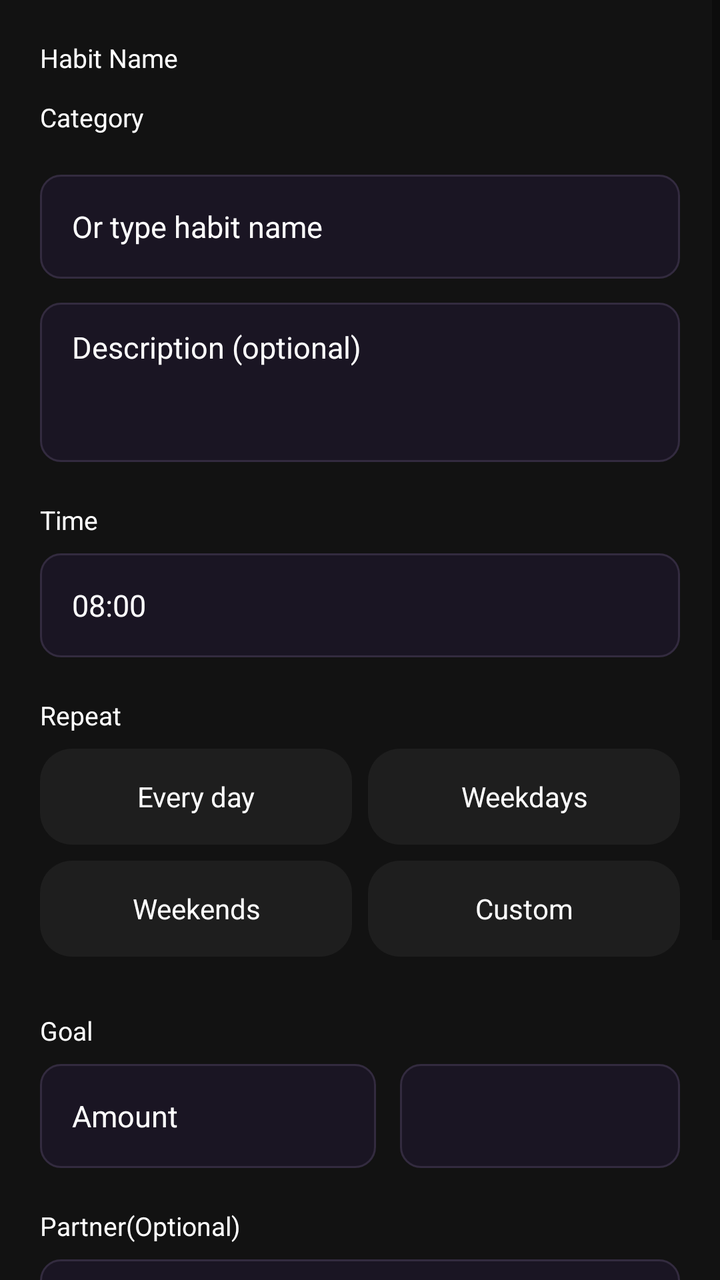
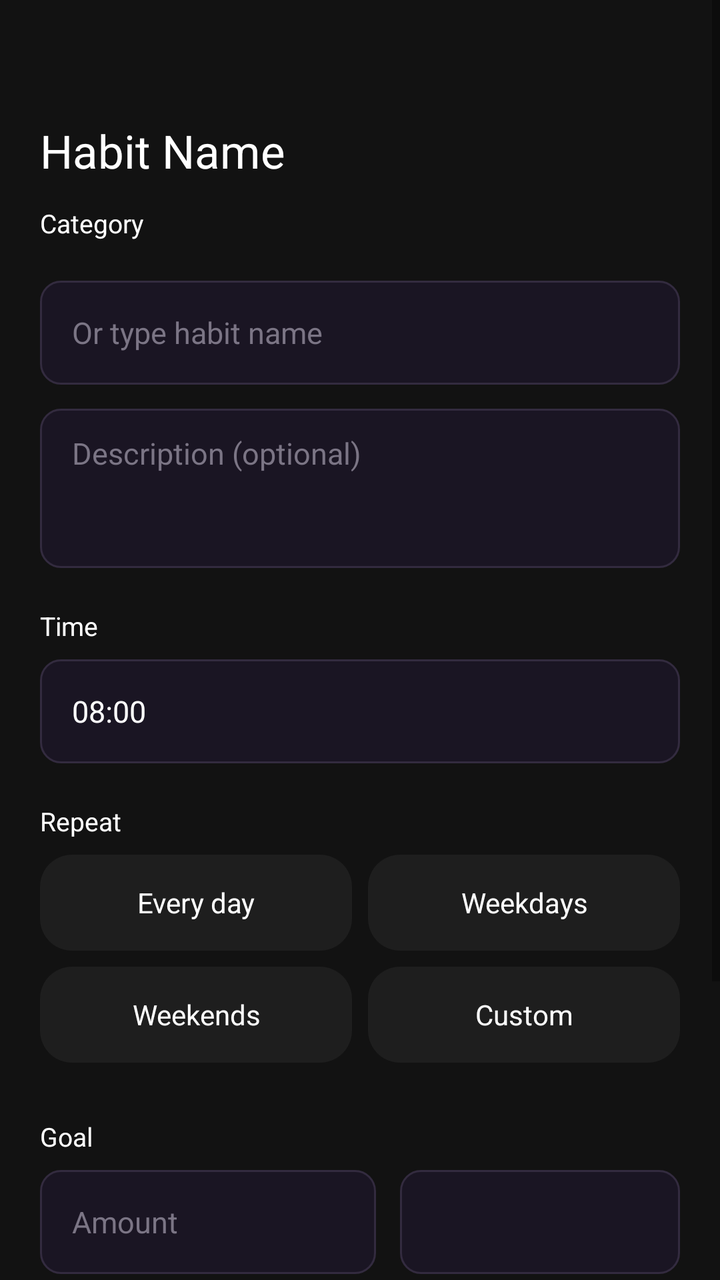

Two renders of the same Android screen: before a commit and after it. Below are the layout's source before the change and the commit's diff.
<!-- AndroidManifest.xml: application theme Theme.MyApplication -->
<!-- res/layout/activity_add_habit.xml -->
<?xml version="1.0" encoding="utf-8"?>
<ScrollView xmlns:android="http://schemas.android.com/apk/res/android"
    android:layout_width="match_parent"
    android:layout_height="match_parent"
    android:background="@color/bg_default">

        <LinearLayout
            android:orientation="vertical"
            android:layout_width="match_parent"
            android:layout_height="wrap_content"
            android:padding="20dp"
            android:paddingTop="40dp">

            <TextView
                android:layout_width="wrap_content"
                android:layout_height="wrap_content"
                android:text="Habit Name"
                android:textColor="@color/text_primary"
                android:textSize="13sp" />

            
            <Spinner
                android:id="@+id/spHabitName"
                android:layout_width="match_parent"
                android:layout_height="52dp"
                android:background="@drawable/bg_input"
                android:paddingLeft="16dp"
                android:paddingRight="16dp"
                android:layout_marginTop="8dp"
                android:visibility="gone" />

            
            <TextView
                android:layout_width="wrap_content"
                android:layout_height="wrap_content"
                android:text="Category"
                android:textColor="@color/text_primary"
                android:textSize="13sp"
                android:layout_marginTop="12dp" />

            <GridLayout
                android:id="@+id/glCategoryIcons"
                android:layout_width="match_parent"
                android:layout_height="wrap_content"
                android:layout_marginTop="8dp"
                android:columnCount="5"
                android:rowCount="2"
                android:alignmentMode="alignBounds"
                android:useDefaultMargins="true" />

            
            <EditText
                android:id="@+id/etHabitName"
                android:layout_width="match_parent"
                android:layout_height="52dp"
                android:layout_marginTop="12dp"
                android:background="@drawable/bg_input"
                android:paddingLeft="16dp"
                android:paddingRight="16dp"
                android:hint="Or type habit name"
                android:textColor="@color/text_primary"
                android:textColorHint="@color/text_primary"
                android:textSize="15sp" />

            
            <EditText
                android:id="@+id/etHabitDescription"
                android:layout_width="match_parent"
                android:layout_height="wrap_content"
                android:layout_marginTop="12dp"
                android:background="@drawable/bg_input"
                android:paddingLeft="16dp"
                android:paddingRight="16dp"
                android:hint="Description (optional)"
                android:textColor="@color/text_primary"
                android:textColorHint="@color/text_primary"
                android:textSize="15sp"
                android:minLines="3"
                android:maxLines="6"
                android:gravity="top" />

            
            <EditText
                android:id="@+id/etHabitGoal"
                android:layout_width="0dp"
                android:layout_height="0dp"
                android:visibility="gone" />

            <Button
                android:id="@+id/btnSubmitHabit"
                android:layout_width="0dp"
                android:layout_height="0dp"
                android:visibility="gone" />

            <TextView
                android:layout_width="wrap_content"
                android:layout_height="wrap_content"
                android:text="Time"
                android:textColor="@color/text_primary"
                android:textSize="13sp"
                android:layout_marginTop="20dp" />

            <TextView
                android:id="@+id/tvTimePicker"
                android:layout_width="match_parent"
                android:layout_height="52dp"
                android:background="@drawable/bg_input"
                android:gravity="center_vertical"
                android:paddingLeft="16dp"
                android:text="08:00"
                android:textColor="@color/text_primary"
                android:textSize="15sp"
                android:layout_marginTop="8dp" />

            <TextView
                android:layout_width="wrap_content"
                android:layout_height="wrap_content"
                android:text="Repeat"
                android:textColor="@color/text_primary"
                android:textSize="13sp"
                android:layout_marginTop="20dp" />

            <GridLayout
                android:layout_width="match_parent"
                android:layout_height="wrap_content"
                android:layout_marginTop="8dp"
                android:columnCount="2"
                android:rowCount="2"
                android:alignmentMode="alignBounds"
                android:columnOrderPreserved="false">

                <TextView
                    android:id="@+id/btnEveryDay"
                    android:layout_width="0dp"
                    android:layout_height="48dp"
                    android:layout_columnWeight="1"
                    android:layout_marginEnd="8dp"
                    android:layout_marginBottom="8dp"
                    android:gravity="center"
                    android:text="Every day"
                    android:background="@drawable/bg_card"
                    android:textColor="@color/text_primary"
                    android:textSize="14sp" />

                <TextView
                    android:id="@+id/btnWeekdays"
                    android:layout_width="0dp"
                    android:layout_height="48dp"
                    android:layout_columnWeight="1"
                    android:layout_marginBottom="8dp"
                    android:gravity="center"
                    android:text="Weekdays"
                    android:background="@drawable/bg_card"
                    android:textColor="@color/text_primary"
                    android:textSize="14sp" />

                <TextView
                    android:id="@+id/btnWeekends"
                    android:layout_width="0dp"
                    android:layout_height="48dp"
                    android:layout_columnWeight="1"
                    android:layout_marginEnd="8dp"
                    android:layout_marginBottom="8dp"
                    android:gravity="center"
                    android:text="Weekends"
                    android:background="@drawable/bg_card"
                    android:textColor="@color/text_primary"
                    android:textSize="14sp" />

                <TextView
                    android:id="@+id/btnCustom"
                    android:layout_width="0dp"
                    android:layout_height="48dp"
                    android:layout_columnWeight="1"
                    android:gravity="center"
                    android:text="Custom"
                    android:background="@drawable/bg_card"
                    android:textColor="@color/text_primary"
                    android:textSize="14sp" />

            </GridLayout>

            
            <TextView
                android:layout_width="wrap_content"
                android:layout_height="wrap_content"
                android:text="Goal"
                android:textColor="@color/text_primary"
                android:textSize="13sp"
                android:layout_marginTop="20dp" />

            <LinearLayout
                android:layout_width="match_parent"
                android:layout_height="wrap_content"
                android:orientation="horizontal"
                android:layout_marginTop="8dp">

                <EditText
                    android:id="@+id/etGoalAmount"
                    android:layout_width="0dp"
                    android:layout_weight="1"
                    android:layout_height="52dp"
                    android:background="@drawable/bg_input"
                    android:hint="Amount"
                    android:paddingLeft="16dp"
                    android:paddingRight="16dp"
                    android:textColor="@color/text_primary"
                    android:textColorHint="@color/text_primary"
                    android:textSize="15sp"
                    android:inputType="number" />

                <Spinner
                    android:id="@+id/spGoalUnit"
                    android:layout_width="140dp"
                    android:layout_height="52dp"
                    android:layout_marginLeft="12dp"
                    android:background="@drawable/bg_input" />

            </LinearLayout>

            
            <TextView
                android:layout_width="wrap_content"
                android:layout_height="wrap_content"
                android:text="Partner(Optional)"
                android:textColor="@color/text_primary"
                android:textSize="13sp"
                android:layout_marginTop="20dp" />

            <TextView
                android:id="@+id/tvChoosePartner"
                android:layout_width="match_parent"
                android:layout_height="52dp"
                android:background="@drawable/bg_input"
                android:gravity="center_vertical"
                android:paddingLeft="16dp"
                android:text="Choose partner"
                android:textColor="@color/text_primary"
                android:textSize="15sp"
                android:layout_marginTop="8dp" />

            
            <LinearLayout
                android:layout_width="match_parent"
                android:layout_height="wrap_content"
                android:orientation="horizontal"
                android:gravity="center_vertical"
                android:layout_marginTop="20dp"
                android:padding="16dp"
                android:background="@drawable/bg_card">

                <TextView
                    android:layout_width="0dp"
                    android:layout_weight="1"
                    android:layout_height="wrap_content"
                    android:text="Reminders"
                    android:textColor="@color/text_primary"
                    android:textSize="15sp" />

                <TextView
                    android:layout_width="wrap_content"
                    android:layout_height="wrap_content"
                    android:text="Get notifications to stay on track"
                    android:textColor="@color/text_primary"
                    android:textSize="12sp"
                    android:layout_marginEnd="12dp" />

                <Switch
                    android:id="@+id/switchReminders"
                    android:layout_width="wrap_content"
                    android:layout_height="wrap_content"
                    android:checked="true" />
            </LinearLayout>

            
            <LinearLayout
                android:layout_width="match_parent"
                android:layout_height="wrap_content"
                android:orientation="horizontal"
                android:layout_marginTop="28dp">

                <Button
                    android:id="@+id/btnCancel"
                    android:layout_width="0dp"
                    android:layout_weight="1"
                    android:layout_height="52dp"
                    android:background="@drawable/bg_card"
                    android:text="Cancel"
                    android:textColor="@color/text_primary"
                    android:textSize="15sp"
                    android:textAllCaps="false" />

                <Button
                    android:id="@+id/btnCreate"
                    android:layout_width="0dp"
                    android:layout_weight="1"
                    android:layout_height="52dp"
                    android:layout_marginLeft="12dp"
                    android:background="@drawable/bg_button_primary"
                    android:text="Create"
                    android:textColor="@color/text_primary"
                    android:textSize="15sp"
                    android:textAllCaps="false"
                    android:textStyle="bold" />

            </LinearLayout>

        </LinearLayout>

    </ScrollView>
<!-- resources referenced by this layout -->
<resources>
  <color name="bg_default">#121212</color>
  <color name="text_primary">#FFFFFF</color>
  <!-- drawable bg_button_primary (drawable) -->
  <?xml version="1.0" encoding="utf-8"?>
  <shape xmlns:android="http://schemas.android.com/apk/res/android" android:shape="rectangle">
      <gradient
          android:angle="0"
          android:startColor="@color/accent_purple_start"
          android:endColor="@color/accent_purple_end"
          android:type="linear" />
      <corners android:radius="12dp" />
      <size android:height="48dp" />
  </shape>
  <!-- drawable bg_card (drawable) -->
  <?xml version="1.0" encoding="utf-8"?>
  <shape xmlns:android="http://schemas.android.com/apk/res/android" android:shape="rectangle">
      <solid android:color="@color/card_bg" />
      <corners android:radius="16dp" />
      <padding android:left="12dp" android:top="12dp" android:right="12dp" android:bottom="12dp" />
  </shape>
  <!-- drawable bg_input (drawable) -->
  <?xml version="1.0" encoding="utf-8"?>
  <shape xmlns:android="http://schemas.android.com/apk/res/android" android:shape="rectangle">
      <solid android:color="@color/input_bg" />
      <stroke android:width="1dp" android:color="@color/input_stroke" />
      <corners android:radius="10dp" />
      <padding android:left="12dp" android:top="12dp" android:right="12dp" android:bottom="12dp" />
  </shape>
  <style name="Theme.MyApplication" parent="Theme.MaterialComponents.DayNight.NoActionBar">
          
          <item name="colorPrimary">@color/accent_purple_start</item>
          <item name="colorPrimaryVariant">@color/accent_purple_end</item>
          <item name="colorOnPrimary">@color/text_primary</item>
  
          <item name="colorSecondary">@color/accent_green</item>
          <item name="colorOnSecondary">@color/text_primary</item>
  
          <item name="android:statusBarColor">@color/bg_default</item>
          <item name="android:navigationBarColor">@color/bg_default</item>
  
          
          <item name="android:colorBackground">@color/bg_default</item>
          <item name="android:textColor">@color/text_primary</item>
          <item name="android:windowBackground">@color/bg_default</item>
      </style>
  <color name="accent_purple_start">#6366F1</color>
  <color name="accent_purple_end">#8B5CF6</color>
  <color name="card_bg">#1E1E1E</color>
  <color name="input_bg">#1A1523</color>
  <color name="input_stroke">#332B3F</color>
  <color name="accent_green">#10B981</color>
</resources>

<!-- the commit's change to res/layout/activity_add_habit.xml (unified diff, before → after) -->
@@ -8,15 +8,17 @@
             android:orientation="vertical"
             android:layout_width="match_parent"
             android:layout_height="wrap_content"
-            android:padding="20dp"
-            android:paddingTop="40dp">
+            android:paddingLeft="20dp"
+            android:paddingRight="20dp"
+            android:paddingBottom="20dp"
+            android:paddingTop="60dp">
 
             <TextView
                 android:layout_width="wrap_content"
                 android:layout_height="wrap_content"
                 android:text="Habit Name"
                 android:textColor="@color/text_primary"
-                android:textSize="13sp" />
+                android:textSize="23sp" />
 
             
             <Spinner
@@ -59,7 +61,7 @@
                 android:paddingRight="16dp"
                 android:hint="Or type habit name"
                 android:textColor="@color/text_primary"
-                android:textColorHint="@color/text_primary"
+                android:textColorHint="@color/text_muted"
                 android:textSize="15sp" />
 
             
@@ -73,7 +75,7 @@
                 android:paddingRight="16dp"
                 android:hint="Description (optional)"
                 android:textColor="@color/text_primary"
-                android:textColorHint="@color/text_primary"
+                android:textColorHint="@color/text_muted"
                 android:textSize="15sp"
                 android:minLines="3"
                 android:maxLines="6"
@@ -205,7 +207,7 @@
                     android:paddingLeft="16dp"
                     android:paddingRight="16dp"
                     android:textColor="@color/text_primary"
-                    android:textColorHint="@color/text_primary"
+                    android:textColorHint="@color/text_muted"
                     android:textSize="15sp"
                     android:inputType="number" />
 
@@ -214,7 +216,8 @@
                     android:layout_width="140dp"
                     android:layout_height="52dp"
                     android:layout_marginLeft="12dp"
-                    android:background="@drawable/bg_input" />
+                    android:background="@drawable/bg_input"
+                    android:textColor="@color/text_primary" />
 
             </LinearLayout>
 
@@ -238,39 +241,6 @@
                 android:textColor="@color/text_primary"
                 android:textSize="15sp"
                 android:layout_marginTop="8dp" />
-
-            
-            <LinearLayout
-                android:layout_width="match_parent"
-                android:layout_height="wrap_content"
-                android:orientation="horizontal"
-                android:gravity="center_vertical"
-                android:layout_marginTop="20dp"
-                android:padding="16dp"
-                android:background="@drawable/bg_card">
-
-                <TextView
-                    android:layout_width="0dp"
-                    android:layout_weight="1"
-                    android:layout_height="wrap_content"
-                    android:text="Reminders"
-                    android:textColor="@color/text_primary"
-                    android:textSize="15sp" />
-
-                <TextView
-                    android:layout_width="wrap_content"
-                    android:layout_height="wrap_content"
-                    android:text="Get notifications to stay on track"
-                    android:textColor="@color/text_primary"
-                    android:textSize="12sp"
-                    android:layout_marginEnd="12dp" />
-
-                <Switch
-                    android:id="@+id/switchReminders"
-                    android:layout_width="wrap_content"
-                    android:layout_height="wrap_content"
-                    android:checked="true" />
-            </LinearLayout>
 
             
             <LinearLayout
<!-- resource entries referenced after the edit -->
@@ -1,6 +1,7 @@
 <!-- resources referenced by this layout -->
 <resources>
   <color name="bg_default">#121212</color>
+  <color name="text_muted">#7B7585</color>
   <color name="text_primary">#FFFFFF</color>
   <!-- drawable bg_button_primary (drawable) -->
   <?xml version="1.0" encoding="utf-8"?>
